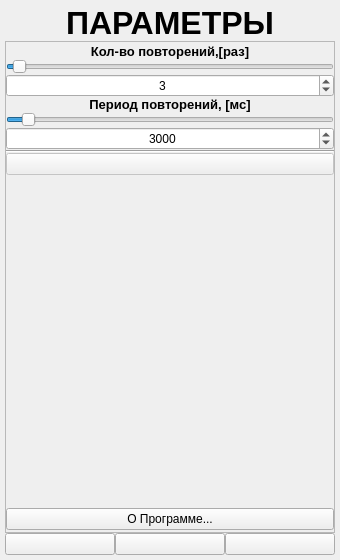
First picture: the form in ANDROID_FORMS/settings_form.ui, repository DavidSiegman/PLC_RF_Configurator, before the edit.
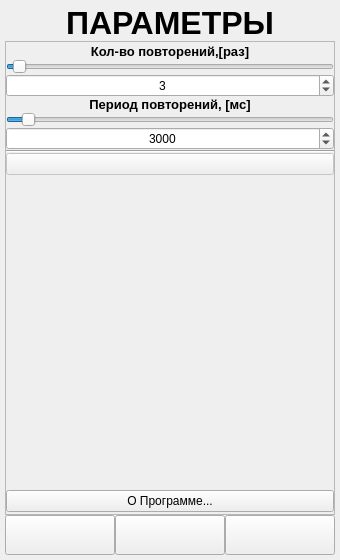
Second picture: the form after the edit. Icons and pictures are not drawn.

Commit message: 22.02.2019 8:40: Interfaces control form and PLC_RF Net settings form

Diff of the .ui file:
```diff
--- a/ANDROID_FORMS/settings_form.ui
+++ b/ANDROID_FORMS/settings_form.ui
@@ -73,7 +73,7 @@
         <x>0</x>
         <y>0</y>
         <width>328</width>
-        <height>467</height>
+        <height>465</height>
        </rect>
       </property>
       <layout class="QVBoxLayout" name="verticalLayout">
@@ -334,7 +334,28 @@
     </widget>
    </item>
    <item>
-    <layout class="QHBoxLayout" name="horizontalLayout_3">
+    <widget class="QWidget" name="DownPanel_Widget" native="true">
+     <property name="styleSheet">
+      <string notr="true"/>
+     </property>
+     <layout class="QVBoxLayout" name="verticalLayout_4">
+      <property name="spacing">
+       <number>0</number>
+      </property>
+      <property name="leftMargin">
+       <number>0</number>
+      </property>
+      <property name="topMargin">
+       <number>0</number>
+      </property>
+      <property name="rightMargin">
+       <number>0</number>
+      </property>
+      <property name="bottomMargin">
+       <number>0</number>
+      </property>
+      <item>
+       <layout class="QHBoxLayout" name="horizontalLayout_2">
      <property name="spacing">
       <number>0</number>
      </property>
@@ -349,7 +370,7 @@
        <property name="minimumSize">
         <size>
          <width>0</width>
-         <height>0</height>
+            <height>40</height>
         </size>
        </property>
        <property name="text">
@@ -445,6 +466,9 @@
       </widget>
      </item>
     </layout>
+      </item>
+     </layout>
+    </widget>
    </item>
   </layout>
  </widget>
```
Left out of the diff: 2 changed lines with no effect on the pictures. Lines whose indentation alone changed are shown as unchanged. The commit also changes 68 other files.
